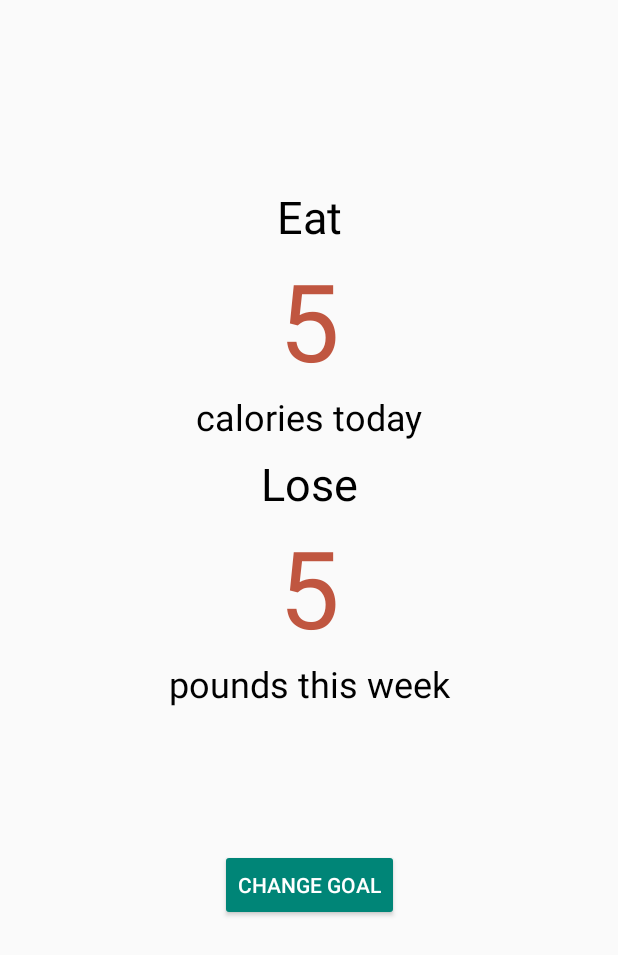
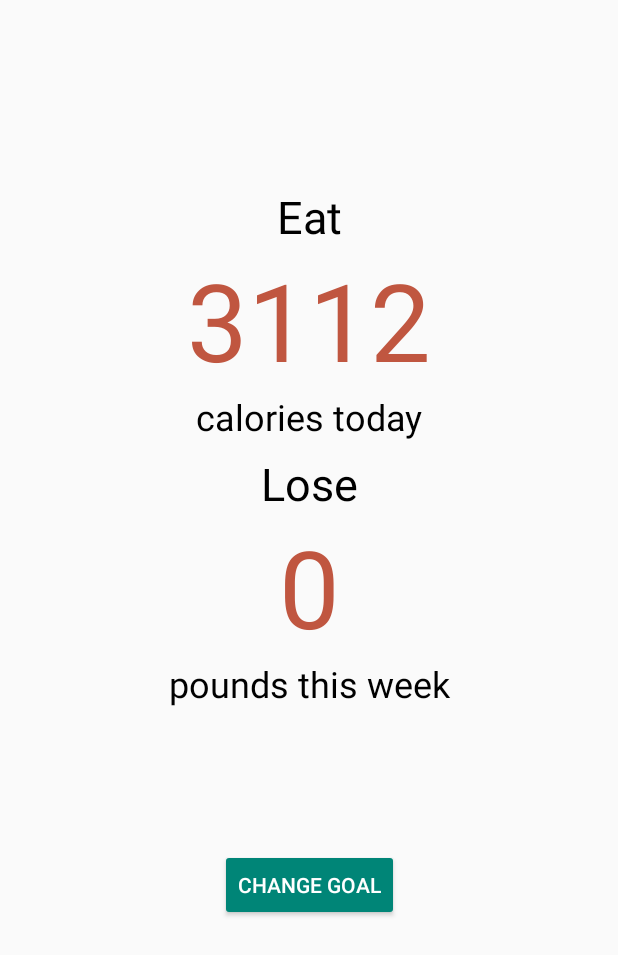
Before and after one commit to liuqidake/Lifestyle_Android_App, an Android app: the fragment GoalsFragment placed in its activity, on a phone screen of 412 x 824 dp. Shown: the top 955 px of the screen. Run offline under Robolectric (Android 15) with nearby library versions, the phone set to English and light mode, and no system bars; 3 statements that could not run were skipped.

Commit message:
Implemented calorie calculation/changes

```diff
--- a/Lifestyle_App/app/src/main/java/com/example/nicolemorris/lifestyle/GoalsFragment.java
+++ b/Lifestyle_App/app/src/main/java/com/example/nicolemorris/lifestyle/GoalsFragment.java
@@ -8,12 +8,21 @@ import android.view.LayoutInflater;
 import android.view.View;
 import android.view.ViewGroup;
 import android.widget.Button;
+import android.widget.TextView;
 
 public class GoalsFragment extends Fragment
         implements View.OnClickListener {
 
     GoalsOnDataPass mDataPasser;
     Button bChangeGoal;
+    TextView tvCalAmt, tvGoalTxt, tvGoalAmt, tvGoalHC;
+    int user_weight = 72; //Weight of user
+    int user_height = 175; //Height of user
+    boolean userIsMale = true; //Male or female
+    int user_age = 27; //Age of user
+    int goal; //0 = lose weight, 1 = maintain weight, 2 = gain weight
+    int act_level; //0 = sedentary, 1 = light, 2 = moderate, 3 = very, 4 = extremely
+    int weight_amt; //If goal to lose or gain weight, amount to lose or gain
 
     //Callback interface
     public interface GoalsOnDataPass{
@@ -36,8 +45,24 @@ public class GoalsFragment extends Fragment
                              Bundle savedInstanceState) {
         View view = inflater.inflate(R.layout.fragment_goals, container, false);
 
+        //Get arguments
+        goal = getArguments().getInt("Goal");
+        act_level = getArguments().getInt("Act_Level");
+        weight_amt = getArguments().getInt("Amount");
+
+        tvGoalTxt = view.findViewById(R.id.tv_goal_txt_d);
+        tvGoalHC = view.findViewById(R.id.tv_goal_hc);
+
+        tvCalAmt = view.findViewById(R.id.tv_cal_amt_d);
+        tvCalAmt.setText(Long.toString(Math.round(calcCalories())));
+
+        tvGoalAmt = view.findViewById(R.id.tv_goal_amt_d);
+        tvGoalAmt.setText(Integer.toString(weight_amt));
+
+
         bChangeGoal = view.findViewById(R.id.b_change_goal);
         bChangeGoal.setOnClickListener(this);
+
         return view;
     }
 
@@ -51,4 +76,63 @@ public class GoalsFragment extends Fragment
         }
     }
 
+    private double calcCalories(){
+
+        //Daily calorie requirement to maintain weight
+        double calories = calcDailyCalToMaintain(calcBMR());
+
+        //Goal lose weight
+        if(goal==0){
+            tvGoalTxt.setText("Lose");
+            tvGoalHC.setText("pounds this week");
+            calories = calories - (weight_amt*500);
+
+        }
+
+        //Goal gain weight
+        if (goal==2) {
+            tvGoalTxt.setText("Gain");
+            tvGoalHC.setText("pounds this week");
+            calories = calories + (weight_amt*500);
+
+        }
+
+        return calories;
+    }
+
+    private double calcBMR(){
+        double bmr = 0.0;
+
+        if(userIsMale){
+            bmr = 66 + (6.3 * user_weight) + (12.9 * user_height) - (6.8 * user_age);
+        } else {
+            bmr = 655 + (4.3 * user_weight) + (4.7 * user_height) - (4.7 * user_age);
+        }
+        return bmr;
+    }
+
+    private double calcDailyCalToMaintain(double bmr){
+
+        if(act_level == 0) {
+            //sedentary
+            return bmr * 1.2;
+
+        } else if(act_level == 1) {
+            //light active
+            return bmr * 1.375;
+
+        } else if(act_level == 2) {
+            //moderate active
+            return bmr * 1.55;
+
+        } else if(act_level == 3) {
+            //very active
+            return bmr * 1.725;
+
+        } else {
+            //extremely active
+            return bmr * 1.9;
+        }
+    }
+
 }
--- a/Lifestyle_App/app/src/main/res/layout/fragment_goals.xml
+++ b/Lifestyle_App/app/src/main/res/layout/fragment_goals.xml
@@ -5,8 +5,6 @@
     android:layout_width="match_parent"
     android:layout_height="match_parent"
     tools:context=".GoalsFragment">
-
-    <!-- TODO: Update blank fragment layout -->
 
     <TextView
         android:id="@+id/tv_eat_hc"
@@ -72,7 +70,7 @@
         android:layout_marginEnd="8dp"
         android:layout_marginRight="8dp"
         android:gravity="center"
-        android:text="Lose"
+        android:text="Maintain"
         android:textColor="@android:color/black"
         android:textSize="30sp"
         app:layout_constraintBottom_toTopOf="@+id/tv_goal_amt_d"
@@ -108,7 +106,7 @@
         android:layout_marginEnd="8dp"
         android:layout_marginRight="8dp"
         android:gravity="center"
-        android:text="pounds this week"
+        android:text="your weight this week"
         android:textColor="@android:color/black"
         android:textSize="24sp"
         app:layout_constraintEnd_toEndOf="parent"
```
Also changed, not shown: Lifestyle_App/app/src/main/java/com/example/nicolemorris/lifestyle/ChangeGoalFragment.java (+37 -3 lines).
